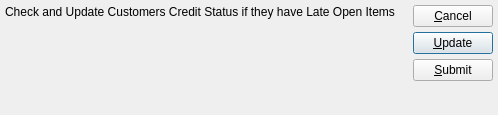
Qt form guiclient/updateLateCustCreditStatus.ui (Pegasus-RPG/xtuple-client) before a commit.
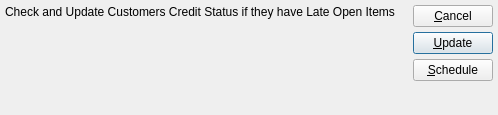
The same form after that commit.

Patch:
```diff
--- a/guiclient/updateLateCustCreditStatus.ui
+++ b/guiclient/updateLateCustCreditStatus.ui
@@ -109,7 +109,7 @@
          <item>
           <widget class="QPushButton" name="_submit" >
            <property name="text" >
-            <string>&amp;Submit</string>
+            <string>&amp;Schedule</string>
            </property>
           </widget>
          </item>
```
